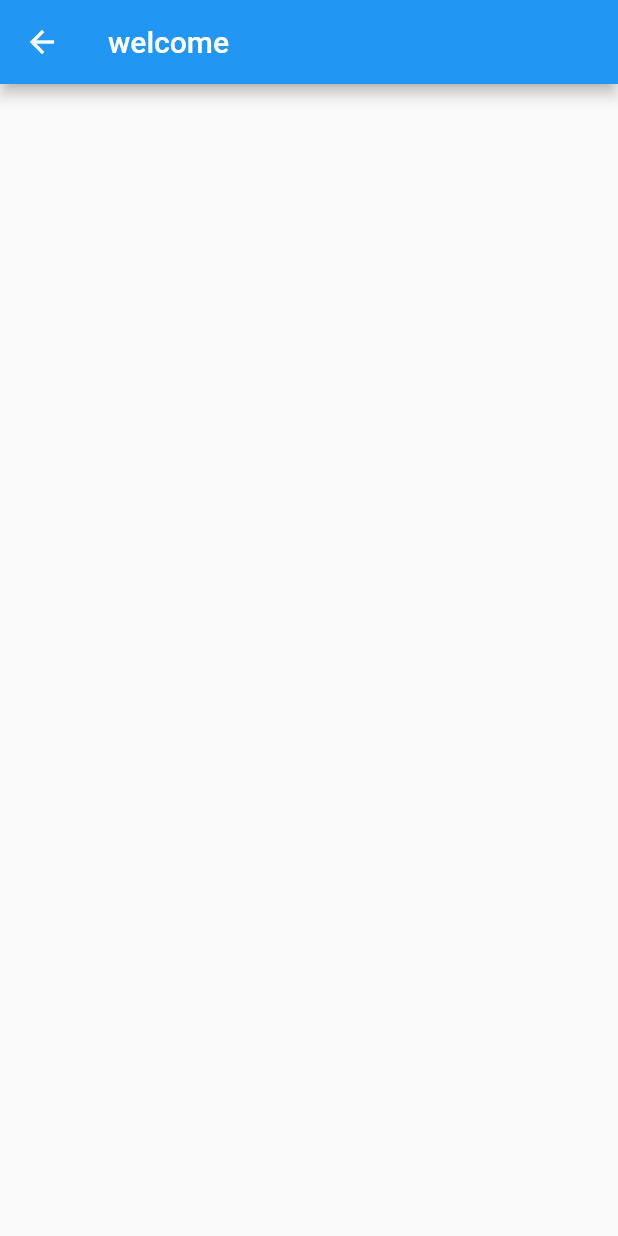
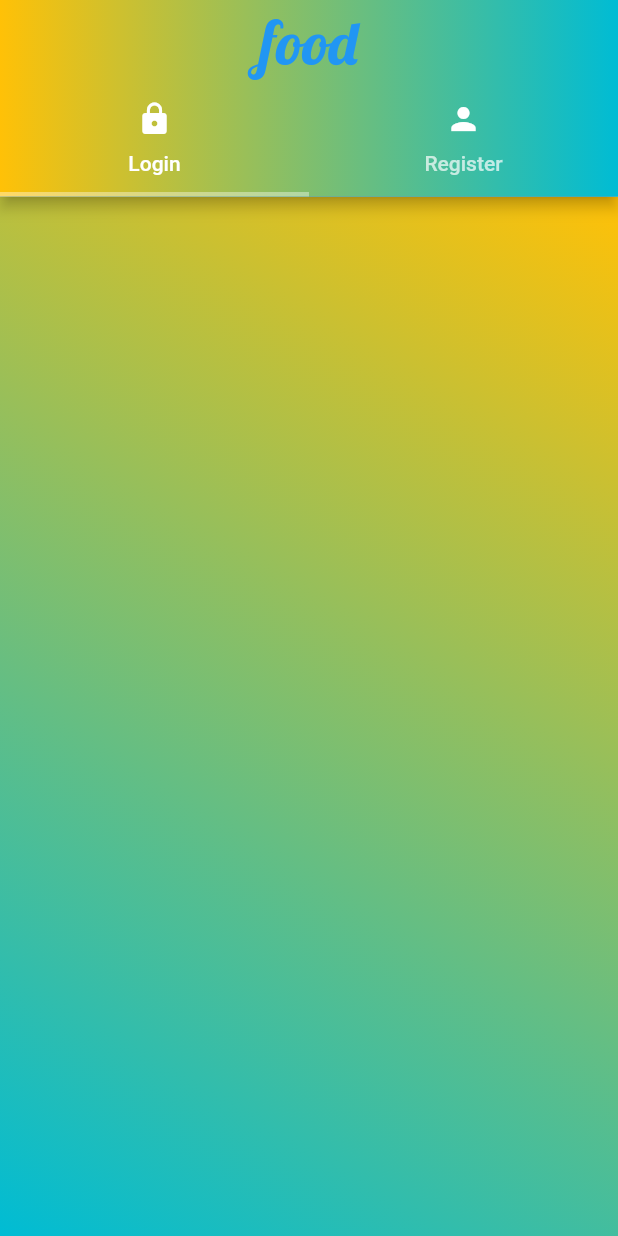
Before and after one commit to winsongr/seller, a Flutter app: the screen it shows after launch, on a phone screen of 412 x 824 dp. Run offline on Flutter 3.47's test engine with Material 2 defaults, Android fonts, the phone set to English and light mode, and no system bars.

Commit message:
tab bar for login

```diff
--- a/lib/auth/auth_screen.dart
+++ b/lib/auth/auth_screen.dart
@@ -1,4 +1,6 @@
 import 'package:flutter/material.dart';
+import 'package:seller/auth/login.dart';
+import 'package:seller/auth/register.dart';
 
 class AuthScreen extends StatefulWidget {
   const AuthScreen({Key? key}) : super(key: key);
@@ -10,9 +12,69 @@ class AuthScreen extends StatefulWidget {
 class _AuthScreenState extends State<AuthScreen> {
   @override
   Widget build(BuildContext context) {
-    return Scaffold(
-      appBar: AppBar(
-        title: const Text("welcome"),
+    return DefaultTabController(
+      length: 2,
+      child: Scaffold(
+        appBar: AppBar(
+          flexibleSpace: Container(
+            decoration: const BoxDecoration(
+                gradient: LinearGradient(
+              colors: [Colors.amber, Colors.cyan],
+              begin: FractionalOffset(0.0, 0.0),
+              end: FractionalOffset(1.0, 0.0),
+              stops: [0.0, 1.0],
+              tileMode: TileMode.clamp,
+            )),
+          ),
+          automaticallyImplyLeading: false,
+          title: const Text(
+            "food",
+            style: TextStyle(
+              fontSize: 40,
+              color: Colors.blue,
+              fontFamily: "Lobster",
+            ),
+          ),
+          centerTitle: true,
+          bottom: const TabBar(
+            tabs: [
+              Tab(
+                icon: Icon(
+                  Icons.lock,
+                  color: Colors.white,
+                ),
+                text: "Login",
+              ),
+              Tab(
+                icon: Icon(
+                  Icons.person,
+                  color: Colors.white,
+                ),
+                text: "Register",
+              )
+            ],
+            indicatorColor: Colors.white38,
+            indicatorWeight: 3,
+          ),
+        ),
+        body: Container(
+          decoration: const BoxDecoration(
+            gradient: LinearGradient(
+              begin: Alignment.topRight,
+              end: Alignment.bottomLeft,
+              colors: [
+                Colors.amber,
+                Colors.cyan,
+              ],
+            ),
+          ),
+          child: const TabBarView(
+            children: [
+              LoginScreen(),
+              RegisterScreen(),
+            ],
+          ),
+        ),
       ),
     );
   }
--- /dev/null
+++ b/lib/auth/login.dart
@@ -0,0 +1,15 @@
+import 'package:flutter/material.dart';
+
+class LoginScreen extends StatefulWidget {
+  const LoginScreen({Key? key}) : super(key: key);
+
+  @override
+  State<LoginScreen> createState() => _LoginScreenState();
+}
+
+class _LoginScreenState extends State<LoginScreen> {
+  @override
+  Widget build(BuildContext context) {
+    return Container();
+  }
+}
--- /dev/null
+++ b/lib/auth/register.dart
@@ -0,0 +1,15 @@
+import 'package:flutter/material.dart';
+
+class RegisterScreen extends StatefulWidget {
+  const RegisterScreen({Key? key}) : super(key: key);
+
+  @override
+  State<RegisterScreen> createState() => _RegisterScreenState();
+}
+
+class _RegisterScreenState extends State<RegisterScreen> {
+  @override
+  Widget build(BuildContext context) {
+    return Container(child: Text("hi"),);
+  }
+}
```
